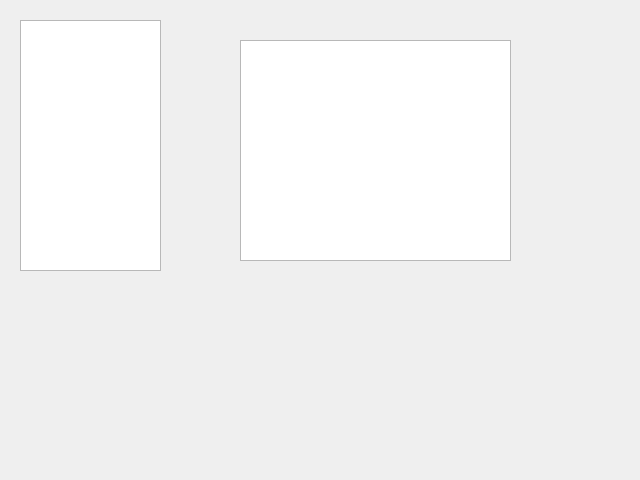
Qt form seance.ui (KMerzak/HMI_ORTHESE) before a commit.
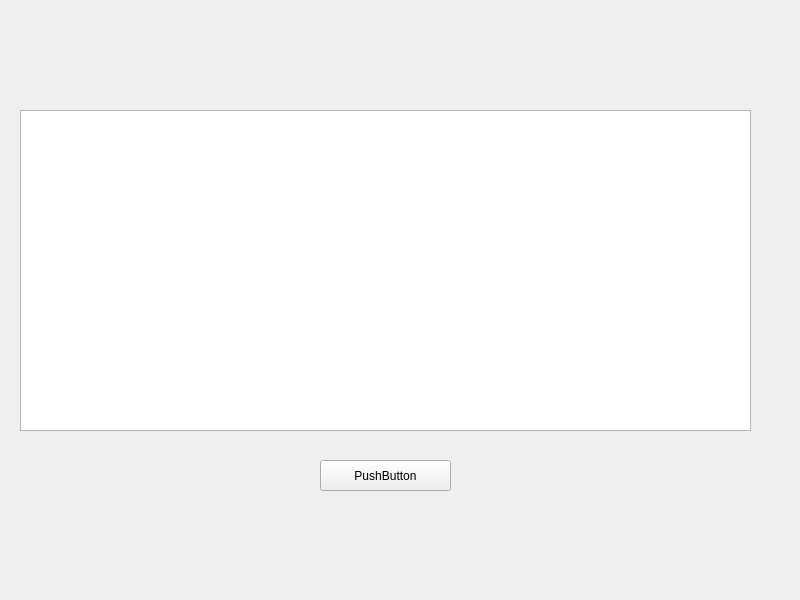
The same form after that commit.

The edit to the form file:
```diff
--- a/seance.ui
+++ b/seance.ui
@@ -6,30 +6,33 @@
    <rect>
     <x>0</x>
     <y>0</y>
-    <width>640</width>
-    <height>480</height>
+    <width>800</width>
+    <height>600</height>
    </rect>
   </property>
   <property name="windowTitle">
    <string>Form</string>
   </property>
-  <widget class="QColumnView" name="columnView">
+  <widget class="QPushButton" name="pushButton">
    <property name="geometry">
     <rect>
-     <x>20</x>
-     <y>20</y>
-     <width>141</width>
-     <height>251</height>
+     <x>320</x>
+     <y>460</y>
+     <width>131</width>
+     <height>31</height>
     </rect>
    </property>
+   <property name="text">
+    <string>PushButton</string>
+   </property>
   </widget>
-  <widget class="QListView" name="listView">
+  <widget class="QTableView" name="tableView">
    <property name="geometry">
     <rect>
-     <x>240</x>
-     <y>40</y>
-     <width>271</width>
-     <height>221</height>
+     <x>20</x>
+     <y>110</y>
+     <width>731</width>
+     <height>321</height>
     </rect>
    </property>
   </widget>
```
